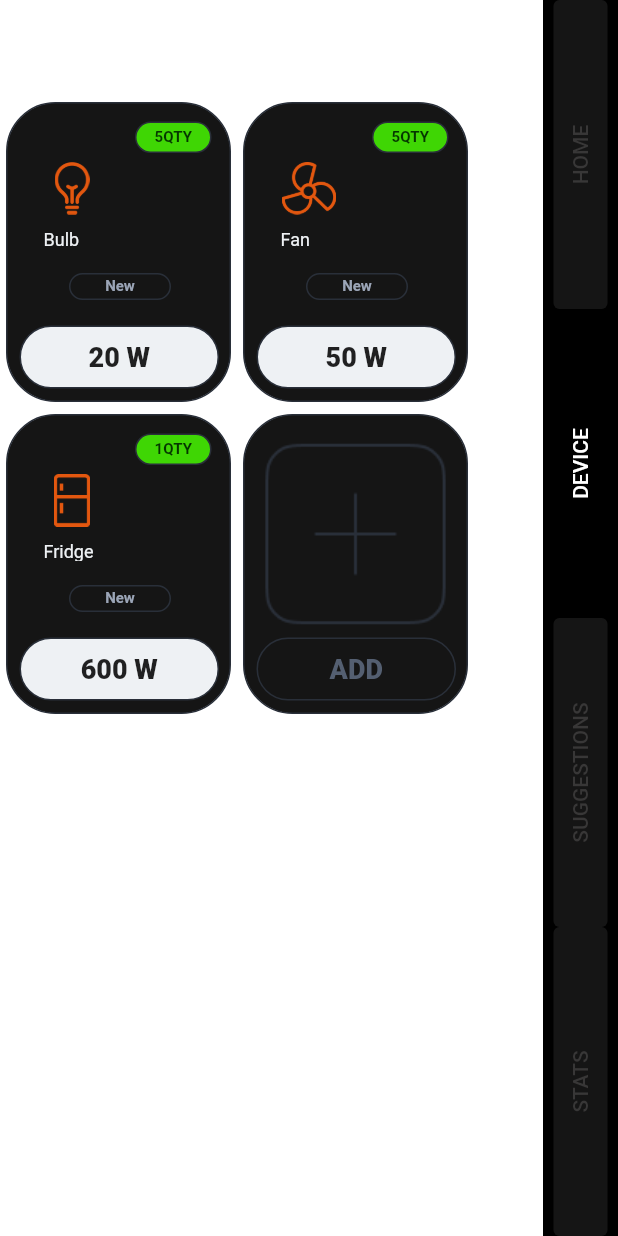
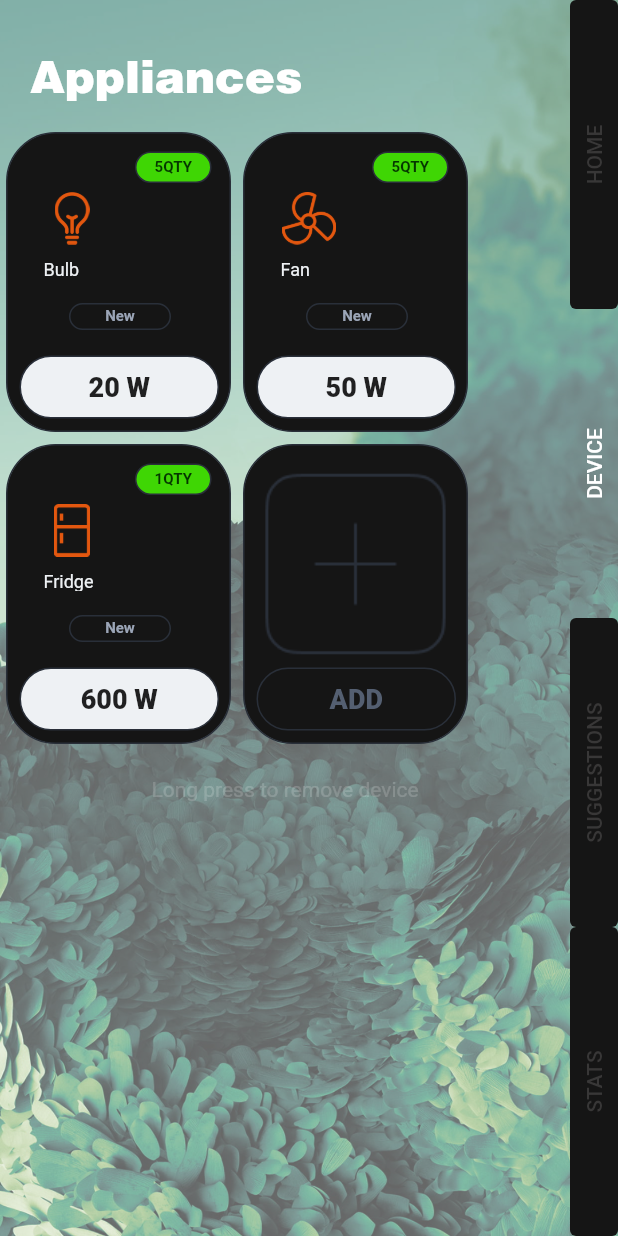
Before and after one commit to ChristanWilbert/greenify, a Flutter app: the screen it shows after launch, after a tap on "DEVICE", on a phone screen of 412 x 824 dp. Run offline on Flutter 3.47's test engine with Material 2 defaults, Android fonts, the phone set to English and light mode, and no system bars; our stand-ins replace google_fonts; missing offline and left inert: flutter_shakemywidget; Roboto replaces fonts that are missing (assets/fonts/HelveticaBlk.ttf, assets/fonts/HelveticaReg.ttf); statements that could not run were skipped.

Commit message:
Home Page

```diff
--- a/lib/widget/NavBar.dart
+++ b/lib/widget/NavBar.dart
@@ -18,8 +18,8 @@ class _NavBarState extends State<NavBar> {
   Widget build(BuildContext context) {
     return Expanded(
       child: Container(
-        width: 50,
-        color: Colors.black,
+        width: 32,
+        color: Colors.transparent,
         child: Column(
           children: [
             Expanded(
@@ -29,19 +29,19 @@ class _NavBarState extends State<NavBar> {
                   onPressed: () {
                     widget.setpageIndex(0);
                   },
+                  style: ButtonStyle(
+                    backgroundColor: MaterialStateProperty.all(
+                        (widget.getpageIndex() == 0)
+                            ? Colors.transparent
+                            : const Color(0xff151515)),
+                  ),
                   child: Text(
                     "HOME",
                     style: TextStyle(
                       color: (widget.getpageIndex() == 0)
                           ? Colors.white
-                          : Color.fromARGB(255, 56, 55, 55),
+                          : const Color.fromARGB(255, 56, 55, 55),
                     ),
-                  ),
-                  style: ButtonStyle(
-                    backgroundColor: MaterialStateProperty.all(
-                        (widget.getpageIndex() == 0)
-                            ? Colors.black
-                            : Color(0xff151515)),
                   ),
                 ),
               ),
@@ -53,19 +53,19 @@ class _NavBarState extends State<NavBar> {
                   onPressed: () {
                     widget.setpageIndex(1);
                   },
+                  style: ButtonStyle(
+                    backgroundColor: MaterialStateProperty.all(
+                        (widget.getpageIndex() == 1)
+                            ? Colors.transparent
+                            : const Color(0xff151515)),
+                  ),
                   child: Text(
                     "DEVICE",
                     style: TextStyle(
                       color: (widget.getpageIndex() == 1)
                           ? Colors.white
-                          : Color.fromARGB(255, 56, 55, 55),
+                          : const Color.fromARGB(255, 56, 55, 55),
                     ),
-                  ),
-                  style: ButtonStyle(
-                    backgroundColor: MaterialStateProperty.all(
-                        (widget.getpageIndex() == 1)
-                            ? Colors.black
-                            : Color(0xff151515)),
                   ),
                 ),
               ),
@@ -77,19 +77,19 @@ class _NavBarState extends State<NavBar> {
                   onPressed: () {
                     widget.setpageIndex(2);
                   },
+                  style: ButtonStyle(
+                    backgroundColor: MaterialStateProperty.all(
+                        (widget.getpageIndex() == 2)
+                            ? Colors.transparent
+                            : Color(0xff151515)),
+                  ),
                   child: Text(
                     "SUGGESTIONS",
                     style: TextStyle(
                       color: (widget.getpageIndex() == 2)
                           ? Colors.white
-                          : Color.fromARGB(255, 56, 55, 55),
+                          : const Color.fromARGB(255, 56, 55, 55),
                     ),
-                  ),
-                  style: ButtonStyle(
-                    backgroundColor: MaterialStateProperty.all(
-                        (widget.getpageIndex() == 2)
-                            ? Colors.black
-                            : Color(0xff151515)),
                   ),
                 ),
               ),
@@ -101,19 +101,19 @@ class _NavBarState extends State<NavBar> {
                   onPressed: () {
                     widget.setpageIndex(3);
                   },
+                  style: ButtonStyle(
+                    backgroundColor: MaterialStateProperty.all(
+                        (widget.getpageIndex() == 3)
+                            ? Colors.transparent
+                            : const Color(0xff151515)),
+                  ),
                   child: Text(
                     "STATS",
                     style: TextStyle(
                       color: (widget.getpageIndex() == 3)
                           ? Colors.white
-                          : Color.fromARGB(255, 56, 55, 55),
+                          : const Color.fromARGB(255, 56, 55, 55),
                     ),
-                  ),
-                  style: ButtonStyle(
-                    backgroundColor: MaterialStateProperty.all(
-                        (widget.getpageIndex() == 3)
-                            ? Colors.black
-                            : Color(0xff151515)),
                   ),
                 ),
               ),
--- a/lib/widget/add_card.dart
+++ b/lib/widget/adddevice/add_card.dart
@@ -1,5 +1,5 @@
 import 'package:flutter/material.dart';
-import 'package:greenify/widget/addDevicePopup.dart';
+import 'package:greenify/widget/adddevice/addDevicePopup.dart';
 
 class AddCard extends StatefulWidget {
   const AddCard({Key? key}) : super(key: key);
--- a/lib/widget/app.dart
+++ b/lib/widget/app.dart
@@ -1,5 +1,6 @@
 import 'package:flutter/material.dart';
 import 'package:greenify/widget/NavBar.dart';
+import 'package:greenify/widget/home.dart';
 import 'package:greenify/widget/selectedDevices.dart';
 
 class App extends StatefulWidget {
@@ -11,14 +12,7 @@ class App extends StatefulWidget {
 
 class _AppState extends State<App> {
   final List<Widget> page = [
-    Column(
-      children: const [
-        Text(
-          "Home",
-          style: TextStyle(color: Colors.white70),
-        ),
-      ],
-    ),
+    const Home(),
     const SelectedDevices(),
     Column(
       children: const [
@@ -50,8 +44,17 @@ class _AppState extends State<App> {
     return SafeArea(
       child: Scaffold(
         backgroundColor: const Color(0x000c0c0c),
-        body: Row(
+        body: Container(
+          decoration: const BoxDecoration(
+            image: DecorationImage(
+              image: AssetImage("assets/images/homebg.png"),
+              fit: BoxFit.cover,
+              opacity: 0.6,
+            ),
+          ),
+          child: Row(
             crossAxisAlignment: CrossAxisAlignment.start,
+            mainAxisAlignment: MainAxisAlignment.end,
             children: [
               Expanded(
                 child: SingleChildScrollView(
@@ -59,7 +62,8 @@ class _AppState extends State<App> {
                 ),
               ),
               Column(
-              mainAxisAlignment: MainAxisAlignment.center,
+                mainAxisAlignment: MainAxisAlignment.start,
+                crossAxisAlignment: CrossAxisAlignment.start,
                 children: [
                   NavBar(
                       setpageIndex: _setpageIndex, getpageIndex: _getpageIndex),
@@ -68,6 +72,7 @@ class _AppState extends State<App> {
             ],
           ),
         ),
+      ),
     );
   }
 }
--- a/lib/widget/deviceTypeCard.dart
+++ b/lib/widget/deviceTypeCard.dart
@@ -27,7 +27,7 @@ class DeviceTypeCard extends StatelessWidget {
           border: Border.all(
             color: getType().id == device.id
                 ? Colors.greenAccent
-                : Color(0xff292F39),
+                : const Color(0xff292F39),
           ),
         ),
         child: Column(
--- a/lib/widget/device_card.dart
+++ b/lib/widget/device_card.dart
@@ -2,11 +2,11 @@ import 'package:flutter/material.dart';
 import 'package:flutter_shakemywidget/flutter_shakemywidget.dart';
 import 'package:greenify/models/device_class.dart';
 import 'package:greenify/provider/device_provider.dart';
-import 'package:greenify/widget/addDevicePopup.dart';
+import 'package:greenify/widget/adddevice/addDevicePopup.dart';
 import 'package:provider/provider.dart';
 
 class DeviceCard extends StatefulWidget {
-  DeviceCard({required this.device, super.key});
+  const DeviceCard({required this.device, super.key});
   final Device device;
 
   @override
@@ -33,7 +33,7 @@ class _DeviceCardState extends State<DeviceCard> {
           setState(() {
             opacityLevel = 0;
           });
-          Future.delayed(Duration(seconds: 1)).then((_) {
+          Future.delayed(const Duration(seconds: 1)).then((_) {
             context.read<DeviceProvider>().deselectDevice(widget.device);
             setState(() {
               opacityLevel = 1;
@@ -47,9 +47,9 @@ class _DeviceCardState extends State<DeviceCard> {
             key: shakeKey,
             shakeCount: 2,
             shakeOffset: 10,
-            shakeDuration: Duration(milliseconds: 500),
+            shakeDuration: const Duration(milliseconds: 500),
             child: Container(
-              margin: EdgeInsets.all(4),
+              margin: const EdgeInsets.all(4),
               width: 150,
               height: 200,
               decoration: BoxDecoration(
@@ -77,7 +77,7 @@ class _DeviceCardState extends State<DeviceCard> {
                       child: Align(
                         alignment: Alignment.center,
                         child: Text(
-                          widget.device.qty.toString() + "QTY",
+                          "${widget.device.qty}QTY",
                           style: const TextStyle(
                               color: Color(0xff043600),
                               fontSize: 10,
@@ -98,7 +98,7 @@ class _DeviceCardState extends State<DeviceCard> {
                   ),
 
                   Padding(
-                    padding: EdgeInsets.fromLTRB(24, 84, 41, 101),
+                    padding: const EdgeInsets.fromLTRB(24, 84, 41, 101),
                     child: Text(widget.device.name,
                         style: const TextStyle(
                           color: Color(0xffEEF1F4),
@@ -126,7 +126,7 @@ class _DeviceCardState extends State<DeviceCard> {
                           children: [
                             Text(
                               widget.device.type,
-                              style: TextStyle(
+                              style: const TextStyle(
                                 color: Color(0xff9BA5B7),
                                 fontSize: 10,
                                 fontWeight: FontWeight.w700,
@@ -156,8 +156,8 @@ class _DeviceCardState extends State<DeviceCard> {
                           mainAxisAlignment: MainAxisAlignment.center,
                           children: [
                             Text(
-                              widget.device.watt + " W",
-                              style: TextStyle(
+                              "${widget.device.watt} W",
+                              style: const TextStyle(
                                 fontSize: 18,
                                 fontWeight: FontWeight.w900,
                                 fontFamily: "assets/fonts/HelveticaBlk.ttf",
--- a/lib/widget/devicelist/deviceListGenerator.dart
+++ b/lib/widget/devicelist/deviceListGenerator.dart
@@ -1,7 +1,7 @@
 import 'package:flutter/material.dart';
 import 'package:greenify/models/device_class.dart';
 import 'package:greenify/provider/device_provider.dart';
-import 'package:greenify/widget/add_card.dart';
+import 'package:greenify/widget/adddevice/add_card.dart';
 import 'package:greenify/widget/device_card.dart';
 import 'package:flutter/cupertino.dart';
 import 'package:provider/provider.dart';
--- /dev/null
+++ b/lib/widget/home.dart
@@ -0,0 +1,42 @@
+import 'package:flutter/material.dart';
+import 'package:google_fonts/google_fonts.dart';
+
+class Home extends StatelessWidget {
+  const Home({super.key});
+
+  @override
+  Widget build(BuildContext context) {
+    return SingleChildScrollView(
+      child: Container(
+        child: Column(
+          crossAxisAlignment: CrossAxisAlignment.center,
+          children: [
+            SizedBox(
+              height: 100,
+            ),
+            Text(
+              "Greenify",
+              style: GoogleFonts.sansita(
+                color: Color.fromARGB(255, 226, 248, 198),
+                fontSize: 50,
+                fontWeight: FontWeight.w900,
+              ),
+            ),
+            Padding(
+              padding: const EdgeInsets.all(4.0),
+              child: Text(
+                "Find your perfect solution",
+                style: TextStyle(
+                  fontSize: 17.71,
+                  fontWeight: FontWeight.w400,
+                  fontFamily: "Helvetica",
+                  color: Colors.white,
+                ),
+              ),
+            )
+          ],
+        ),
+      ),
+    );
+  }
+}
--- a/lib/widget/selectedDevices.dart
+++ b/lib/widget/selectedDevices.dart
@@ -11,8 +11,11 @@ class SelectedDevices extends StatelessWidget {
     return Column(
       crossAxisAlignment: CrossAxisAlignment.start,
       children: [
-        Padding(
-          padding: const EdgeInsets.all(20.0),
+        const SizedBox(
+          height: 20,
+        ),
+        const Padding(
+          padding: EdgeInsets.all(20.0),
           child: Text(
             "Appliances",
             style: TextStyle(
@@ -26,12 +29,12 @@ class SelectedDevices extends StatelessWidget {
         const SizedBox(
           height: 8,
         ),
-        DeviceList(),
+        const DeviceList(),
         Row(
           mainAxisAlignment: MainAxisAlignment.center,
-          children: [
+          children: const [
             Padding(
-              padding: const EdgeInsets.all(18.0),
+              padding: EdgeInsets.all(18.0),
               child: Text(
                 "Long press to remove device",
                 style: TextStyle(color: Color.fromARGB(44, 255, 255, 255)),
```
Also changed, not shown: pubspec.yaml (+7 -1 lines), assets/images/homebg.png (added), assets/images/icon.jpg (added), lib/widget/adddevice/addDevicePopup.dart (renamed from lib/widget/addDevicePopup.dart), pubspec.lock, 28 other files. Lines whose indentation alone changed are shown as unchanged.
